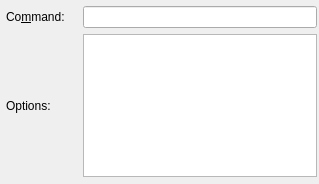
Old version of the form src/widgets/processtoolconfigwidget.ui in the repository KDE/kile.
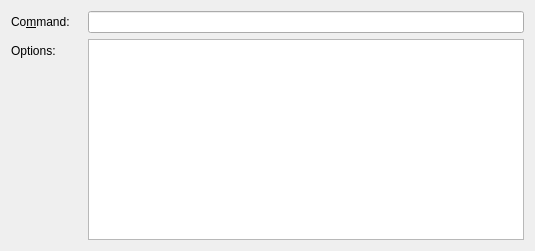
New version of the form. Custom widgets are drawn as their Qt base class.

Patch:
```diff
--- a/src/widgets/processtoolconfigwidget.ui
+++ b/src/widgets/processtoolconfigwidget.ui
@@ -1,33 +1,32 @@
 <ui version="4.0" >
  <class>ProcessToolConfigWidget</class>
- <widget class="QWidget" name="ProcessToolConfigWidget" >
-  <property name="geometry" >
+ <widget class="QWidget" name="ProcessToolConfigWidget">
+  <property name="geometry">
    <rect>
     <x>0</x>
     <y>0</y>
-    <width>319</width>
-    <height>184</height>
+    <width>535</width>
+    <height>251</height>
    </rect>
   </property>
-  <property name="sizePolicy" >
-   <sizepolicy vsizetype="Minimum" hsizetype="Preferred" >
+  <property name="sizePolicy">
+   <sizepolicy hsizetype="Preferred" vsizetype="Expanding">
     <horstretch>0</horstretch>
     <verstretch>0</verstretch>
    </sizepolicy>
   </property>
-  <widget class="QWidget" name="" >
-   <property name="geometry" >
-    <rect>
-     <x>6</x>
-     <y>6</y>
-     <width>311</width>
-     <height>171</height>
-    </rect>
-   </property>
-   <layout class="QGridLayout" name="gridLayout" >
-    <item row="0" column="0" >
-     <widget class="QLabel" name="m_lbCommand" >
-      <property name="minimumSize" >
+  <layout class="QVBoxLayout" name="verticalLayout">
+   <item>
+    <layout class="QFormLayout" name="formLayout">
+     <property name="sizeConstraint">
+      <enum>QLayout::SetNoConstraint</enum>
+     </property>
+     <property name="labelAlignment">
+      <set>Qt::AlignLeading|Qt::AlignLeft|Qt::AlignVCenter</set>
+     </property>
+     <item row="0" column="0">
+      <widget class="QLabel" name="m_lbCommand">
+       <property name="minimumSize">
        <size>
         <width>71</width>
         <height>0</height>
@@ -44,10 +43,10 @@
       </property>
      </widget>
     </item>
-    <item row="0" column="1" >
-     <widget class="KLineEdit" name="m_command" >
-      <property name="sizePolicy" >
-       <sizepolicy vsizetype="Expanding" hsizetype="Expanding" >
+     <item row="0" column="1">
+      <widget class="KLineEdit" name="m_command">
+       <property name="sizePolicy">
+        <sizepolicy hsizetype="Expanding" vsizetype="Preferred">
         <horstretch>0</horstretch>
         <verstretch>0</verstretch>
        </sizepolicy>
@@ -60,11 +59,11 @@
       </property>
      </widget>
     </item>
-    <item row="1" column="0" >
-     <widget class="QLabel" name="m_lbOptions" >
-      <property name="toolTip" >
-       <string>&lt;!DOCTYPE HTML PUBLIC "-//W3C//DTD HTML 4.0//EN" "http://www.w3.org/TR/REC-html40/strict.dtd">
-&lt;html>&lt;head>&lt;meta name="qrichtext" content="1" />&lt;style type="text/css">
+     <item row="1" column="0">
+      <widget class="QLabel" name="m_lbOptions">
+       <property name="toolTip">
+        <string>&lt;!DOCTYPE HTML PUBLIC &quot;-//W3C//DTD HTML 4.0//EN&quot; &quot;http://www.w3.org/TR/REC-html40/strict.dtd&quot;&gt;
+&lt;html&gt;&lt;head&gt;&lt;meta name=&quot;qrichtext&quot; content=&quot;1&quot; /&gt;&lt;style type=&quot;text/css&quot;&gt;
 p, li { white-space: pre-wrap; }
 &lt;/style>&lt;/head>&lt;body style=" font-family:'Sans Serif'; font-size:10pt; font-weight:400; font-style:normal;">
 &lt;p style=" margin-top:0px; margin-bottom:0px; margin-left:0px; margin-right:0px; -qt-block-indent:0; text-indent:0px;">Consider the file &lt;span style=" font-style:italic;">myBestBook.tex&lt;/span> with full path &lt;span style=" font-style:italic;">/home/archimedes/latex/&lt;/span>&lt;span style=" font-style:italic;">myBestBook.tex&lt;/span>, compiled with pdflatex to &lt;span style=" font-style:italic;">myBestBook.pdf&lt;/span>.&lt;/p>
@@ -87,10 +86,10 @@
       </property>
      </widget>
     </item>
-    <item row="1" column="1" >
-     <widget class="KTextEdit" name="m_options" >
-      <property name="sizePolicy" >
-       <sizepolicy vsizetype="Expanding" hsizetype="Expanding" >
+     <item row="1" column="1">
+      <widget class="KTextEdit" name="m_options">
+       <property name="sizePolicy">
+        <sizepolicy hsizetype="Expanding" vsizetype="Expanding">
         <horstretch>0</horstretch>
         <verstretch>0</verstretch>
        </sizepolicy>
@@ -101,9 +100,10 @@
      </widget>
     </item>
    </layout>
-  </widget>
- </widget>
- <layoutfunction spacing="KDialog::spacingHint" margin="KDialog::marginHint" />
+   </item>
+  </layout>
+ </widget>
+ <layoutfunction spacing="KDialog::spacingHint" margin="KDialog::marginHint"/>
  <pixmapfunction>qPixmapFromMimeSource</pixmapfunction>
  <customwidgets>
   <customwidget>
```
Left out of the diff: 43 changed lines with no effect on the pictures. Lines whose indentation alone changed are shown as unchanged.
